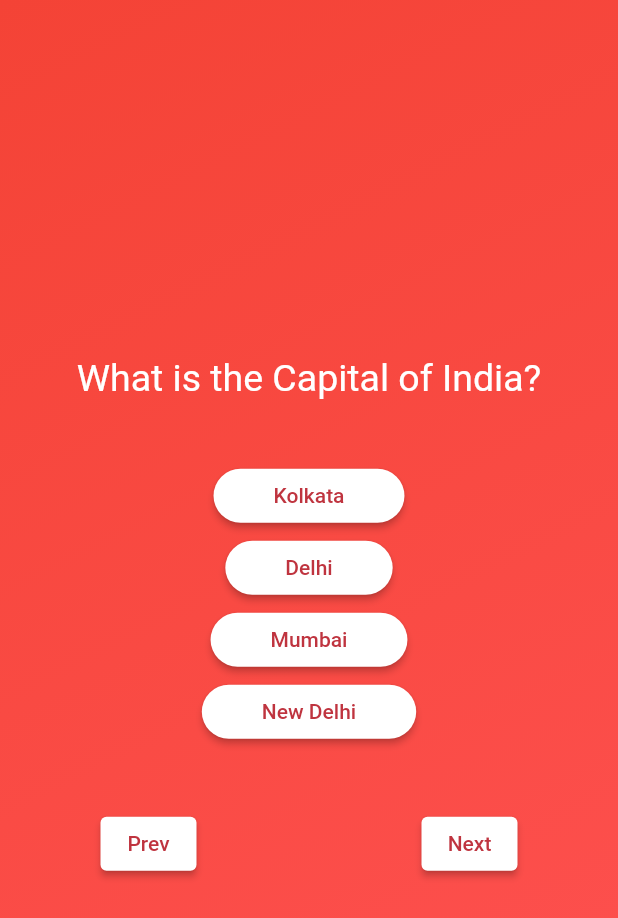
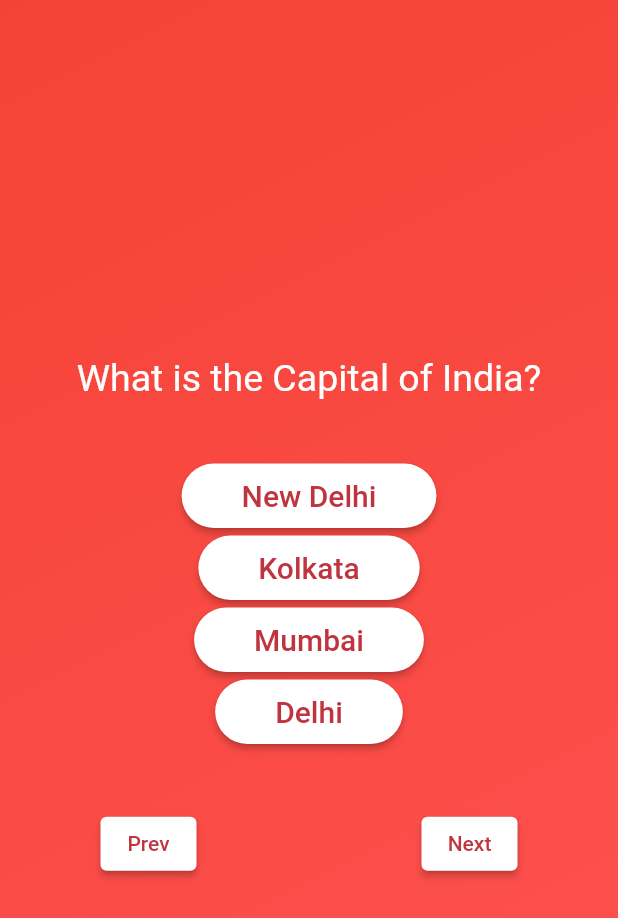
Before and after one commit to amankrbes3/quiz_app, a Flutter app: the screen it shows after launch, after a tap on "Start Quiz", on a phone screen of 412 x 824 dp. Shown: the top 918 px of the screen. Run offline on Flutter 3.47's test engine with Material 2 defaults, Android fonts, the phone set to English and light mode, and no system bars.

Commit message:
Changes in New branch

```diff
--- a/lib/model/option_button.dart
+++ b/lib/model/option_button.dart
@@ -20,7 +20,12 @@ class OptionButton extends StatelessWidget{
             borderRadius: BorderRadius.circular(30),
           ),
         ),
-        child: Text(answersText)
+        child: Text(
+            answersText,
+          style: const TextStyle(
+            fontSize: 20,
+          ),
+        ),
     );
   }
 }
--- a/lib/model/question_model.dart
+++ b/lib/model/question_model.dart
@@ -5,9 +5,9 @@ class Question{
   final String questionText;
   final List<String> answerOptions;
 
-  List<String> getShuffledOptions(){
-    final tempList = List.of(answerOptions);
-    tempList.shuffle();
-    return tempList;
-  }
+  // List<String> getShuffledOptions(){
+  //   final tempList = List.of(answerOptions);
+  //   tempList.shuffle();
+  //   return tempList;
+  // }
 }
--- a/lib/question_screen.dart
+++ b/lib/question_screen.dart
@@ -48,7 +48,7 @@ class _QuestionScreenState extends State<QuestionScreen>{
             textAlign: TextAlign.center,
           ),
           const SizedBox(height: 40,),
-          ...currentQuestion.getShuffledOptions().map((item){
+          ...currentQuestion.answerOptions.map((item){
             return OptionButton(onTap: changeQuestion,answersText: item,);
           }),
           const SizedBox(height: 40,),
```
